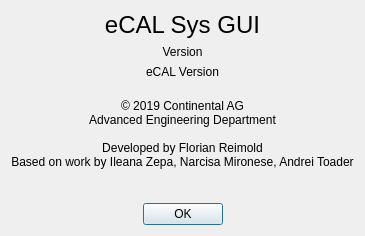
Before: the Qt Designer form app/sys/sys_gui/src/widgets/about_dialog/about_dialog.ui in eclipse-ecal/ecal, drawn with Qt 5.
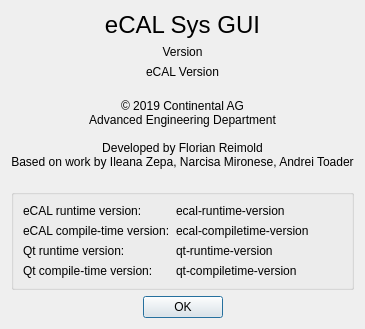
After: the same form once the commit is applied.

Commit message: [GUI Apps] Added eCAL and Qt runtime and compile-time versions to the about dialog

```diff
--- a/app/sys/sys_gui/src/widgets/about_dialog/about_dialog.ui
+++ b/app/sys/sys_gui/src/widgets/about_dialog/about_dialog.ui
@@ -7,7 +7,7 @@
     <x>0</x>
     <y>0</y>
     <width>326</width>
-    <height>209</height>
+    <height>228</height>
    </rect>
   </property>
   <property name="windowTitle">
@@ -62,7 +62,6 @@
 
 Developed by Florian Reimold
 Based on work by Ileana Zepa, Narcisa Mironese, Andrei Toader
-
 </string>
      </property>
      <property name="textFormat">
@@ -73,6 +72,68 @@
      </property>
     </widget>
    </item>
+   <item>
+    <widget class="QGroupBox" name="lib_versions_groupbox">
+     <layout class="QFormLayout" name="lib_vresions_groupbox_layout">
+      <item row="2" column="0">
+       <widget class="QLabel" name="qt_runtime_rowlabel">
+        <property name="text">
+         <string>Qt runtime version:</string>
+        </property>
+       </widget>
+      </item>
+      <item row="2" column="1">
+       <widget class="QLabel" name="qt_runtime_version_string_label">
+        <property name="text">
+         <string>qt-runtime-version</string>
+        </property>
+       </widget>
+      </item>
+      <item row="0" column="0">
+       <widget class="QLabel" name="ecal_runtime_rowlabel">
+        <property name="text">
+         <string>eCAL runtime version:</string>
+        </property>
+       </widget>
+      </item>
+      <item row="0" column="1">
+       <widget class="QLabel" name="ecal_runtime_version_string_label">
+        <property name="text">
+         <string>ecal-runtime-version</string>
+        </property>
+       </widget>
+      </item>
+      <item row="1" column="0">
+       <widget class="QLabel" name="ecal_compiletime_rowlabel">
+        <property name="text">
+         <string>eCAL compile-time version:</string>
+        </property>
+       </widget>
+      </item>
+      <item row="1" column="1">
+       <widget class="QLabel" name="ecal_compiletime_versin_string_label">
+        <property name="text">
+         <string>ecal-compiletime-version</string>
+        </property>
+       </widget>
+      </item>
+      <item row="3" column="0">
+       <widget class="QLabel" name="qt_compiletime_rowlabel">
+        <property name="text">
+         <string>Qt compile-time version:</string>
+        </property>
+       </widget>
+      </item>
+      <item row="3" column="1">
+       <widget class="QLabel" name="qt_compiletime_version_string_label">
+        <property name="text">
+         <string>qt-compiletime-version</string>
+        </property>
+       </widget>
+      </item>
+     </layout>
+    </widget>
+   </item>
    <item>
     <spacer name="verticalSpacer">
      <property name="orientation">
```
The commit also changes 9 other files.
